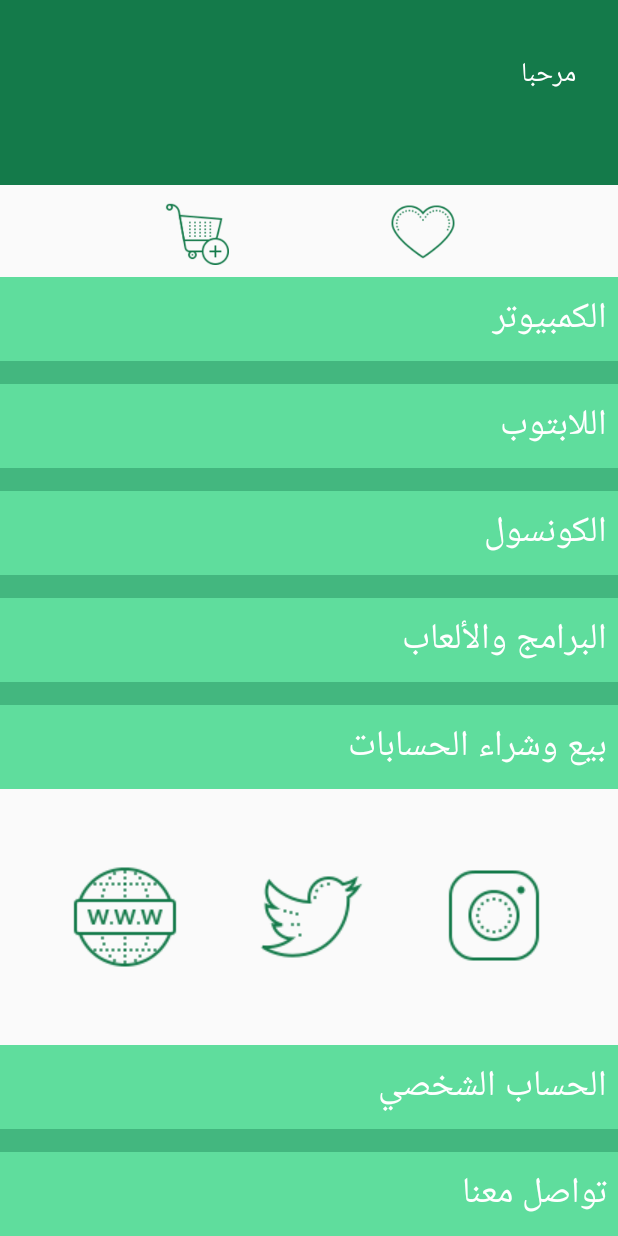
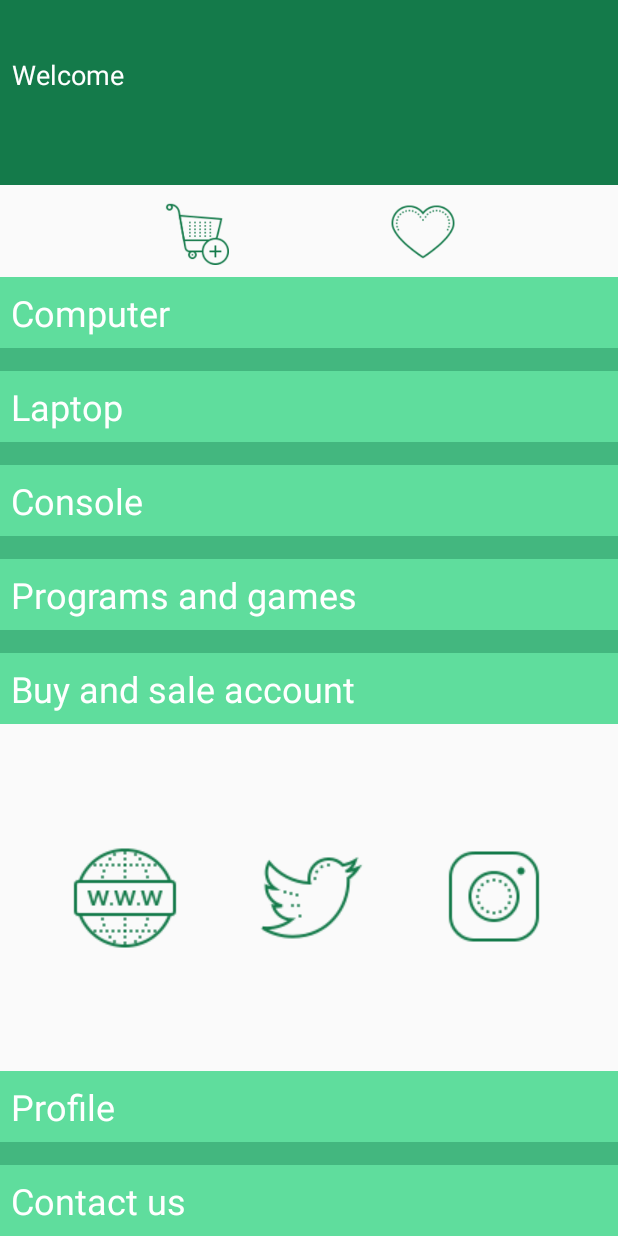
Before and after one commit to mohmj/FutureStore, an Android app: the MenuActivity screen opened directly, with no data from a screen before it, on a phone screen of 412 x 824 dp. Run offline under Robolectric (Android 15) with nearby library versions, the phone set to English and light mode, and no system bars; our stand-ins replace Firebase (no records; nobody signed in at launch, a user with empty details on screens opened directly).

```diff
--- a/app/src/main/java/com/example/futurestore/PersonalDataActivity.kt
+++ b/app/src/main/java/com/example/futurestore/PersonalDataActivity.kt
@@ -63,7 +63,7 @@ class PersonalDataActivity : AppCompatActivity() {
                 var reference=Firebase.database.getReference("users/$uid")
                 auth.currentUser?.updateEmail(email)?.addOnSuccessListener {
                     reference.setValue(UserInformation(uid,name,email,phoneNumber)).addOnSuccessListener {
-                        Toast.makeText(this,"تم تحديث البيانات بنجاح",Toast.LENGTH_SHORT).show()
+                        Toast.makeText(this,resources.getString(R.string.the_data_was_updated_successfully),Toast.LENGTH_SHORT).show()
                         var intent= Intent(this,ProfileActivity::class.java)
                         intent.flags=Intent.FLAG_ACTIVITY_CLEAR_TASK.or(Intent.FLAG_ACTIVITY_NEW_TASK)
                         startActivity(intent)
--- a/app/src/main/java/com/example/futurestore/ProductActivity.kt
+++ b/app/src/main/java/com/example/futurestore/ProductActivity.kt
@@ -32,7 +32,7 @@ class ProductActivity : AppCompatActivity() {
         setContentView(R.layout.activity_product)
 
         var category=intent.getStringExtra(Database().category)
-        supportActionBar?.title=category
+        supportActionBar?.title=intent.getStringExtra(Database().categoryTitle.toString())
 
         product_activity_recycler_view.layoutManager=StaggeredGridLayoutManager(2,StaggeredGridLayoutManager.VERTICAL)
 
--- a/app/src/main/java/com/example/futurestore/ProfileActivity.kt
+++ b/app/src/main/java/com/example/futurestore/ProfileActivity.kt
@@ -26,7 +26,7 @@ class ProfileActivity : AppCompatActivity() {
 
         if(uid != null){
             profile_activity_big_button_background_text_view.setBackgroundResource(R.drawable.profile_signout_button)
-            profile_activity_big_button_text_view.text="تسجيل الخروج"
+            profile_activity_big_button_text_view.text=resources.getString(R.string.sign_out)
             profile_activity_big_button_background_text_view.setOnClickListener(){
                 signoutProfile()
             }
@@ -36,7 +36,7 @@ class ProfileActivity : AppCompatActivity() {
         }else{
 
             profile_activity_big_button_background_text_view.setBackgroundResource(R.drawable.profile_signin_button)
-            profile_activity_big_button_text_view.text="تسجيل الدخول"
+            profile_activity_big_button_text_view.text=resources.getString(R.string.Login)
             profile_activity_big_button_background_text_view.setOnClickListener(){
                 signinProfile()
             }
@@ -58,7 +58,7 @@ class ProfileActivity : AppCompatActivity() {
         mainIntent.flags=Intent.FLAG_ACTIVITY_CLEAR_TASK.or(Intent.FLAG_ACTIVITY_NEW_TASK)
         startActivity(mainIntent)
         Database().user_name=""
-        Toast.makeText(this,"تم تسجيل الخروج بنجاح",Toast.LENGTH_SHORT).show()
+        Toast.makeText(this,resources.getString(R.string.sign_out_successful),Toast.LENGTH_SHORT).show()
     }
 
     fun signinProfile(){
--- a/app/src/main/java/com/example/futurestore/ResetPasswordActivity.kt
+++ b/app/src/main/java/com/example/futurestore/ResetPasswordActivity.kt
@@ -23,7 +23,7 @@ class ResetPasswordActivity : AppCompatActivity() {
             var email=reset_password_activity_email_edit_text.text.toString()
             if(email.isNotEmpty()){
                 auth.sendPasswordResetEmail(email).addOnSuccessListener {
-                    Toast.makeText(this,"تم الإرسال، الرجاء التحقق من البريد الإلكتروني",Toast.LENGTH_SHORT).show()
+                    Toast.makeText(this,resources.getString(R.string.send_please_check_your_email),Toast.LENGTH_SHORT).show()
                     var signinIntent= Intent(this,SigninActivity::class.java)
                     signinIntent.flags=Intent.FLAG_ACTIVITY_CLEAR_TASK.or(Intent.FLAG_ACTIVITY_NEW_TASK)
                     startActivity(signinIntent)
@@ -31,7 +31,7 @@ class ResetPasswordActivity : AppCompatActivity() {
                     Toast.makeText(this,"${it.message}",Toast.LENGTH_LONG).show()
                 }
             }else{
-                Toast.makeText(this,"تأكد من تعبئة جميع البيانات",Toast.LENGTH_SHORT).show()
+                Toast.makeText(this,resources.getString(R.string.fill_your_data),Toast.LENGTH_SHORT).show()
             }
 
         }
--- a/app/src/main/java/com/example/futurestore/Services/Database.kt
+++ b/app/src/main/java/com/example/futurestore/Services/Database.kt
@@ -10,6 +10,7 @@ class Database (){
     var userName=Firebase.database.getReference("users/$uid/name")
 
     var category="category"
+    var categoryTitle="category_title"
     var productInformation="product_information"
     var user_name:String=""
 }
--- a/app/src/main/java/com/example/futurestore/SigninActivity.kt
+++ b/app/src/main/java/com/example/futurestore/SigninActivity.kt
@@ -26,7 +26,7 @@ class SigninActivity : AppCompatActivity() {
 
             if(email.isNotEmpty() && password.isNotEmpty()){
                 auth.signInWithEmailAndPassword(email,password).addOnSuccessListener {
-                    Toast.makeText(this,"تم تسجيل الدخول بنجاح",Toast.LENGTH_SHORT).show()
+                    Toast.makeText(this,resources.getString(R.string.sign_in_successful),Toast.LENGTH_SHORT).show()
                     var mainIntent=Intent(this,MainActivity::class.java)
                     mainIntent.flags=Intent.FLAG_ACTIVITY_CLEAR_TASK.or(Intent.FLAG_ACTIVITY_NEW_TASK)
                     startActivity(mainIntent)
@@ -34,7 +34,7 @@ class SigninActivity : AppCompatActivity() {
                     Toast.makeText(this,"${it.message}",Toast.LENGTH_SHORT).show()
                 }
             }else{
-                Toast.makeText(this,"تأكد من تعبئة جميع البيانات",Toast.LENGTH_SHORT).show()
+                Toast.makeText(this,resources.getString(R.string.fill_your_data),Toast.LENGTH_SHORT).show()
             }
         }
 
--- a/app/src/main/res/layout/activity_menu.xml
+++ b/app/src/main/res/layout/activity_menu.xml
@@ -29,27 +29,31 @@
 
     <TextView
         android:id="@+id/textView30"
-        android:layout_width="wrap_content"
+        android:layout_width="0dp"
         android:layout_height="wrap_content"
         android:layout_marginTop="24dp"
-        android:layout_marginEnd="12dp"
-        android:text="مرحبا"
+        android:text="@string/welcome"
+        android:textAlignment="textStart"
         android:textColor="@android:color/white"
         android:textSize="18sp"
         app:layout_constraintBottom_toTopOf="@+id/menu_activity_name_text_view"
         app:layout_constraintEnd_toEndOf="@+id/menu_activity_name_text_view"
+        app:layout_constraintStart_toStartOf="@+id/menu_activity_name_text_view"
         app:layout_constraintTop_toTopOf="parent" />
 
     <TextView
         android:id="@+id/menu_activity_name_text_view"
-        android:layout_width="wrap_content"
+        android:layout_width="0dp"
         android:layout_height="40dp"
-        android:layout_marginEnd="16dp"
+        android:layout_marginStart="8dp"
+        android:layout_marginEnd="8dp"
         android:layout_marginBottom="8dp"
+        android:textAlignment="textStart"
         android:textColor="@android:color/white"
         android:textSize="30sp"
         app:layout_constraintBottom_toTopOf="@+id/guideline4"
-        app:layout_constraintEnd_toEndOf="parent" />
+        app:layout_constraintEnd_toEndOf="parent"
+        app:layout_constraintStart_toStartOf="parent" />
 
     <ImageView
         android:id="@+id/menu_activity_cart_button"
@@ -92,7 +96,7 @@
             android:background="@color/Default3"
             android:padding="7dp"
             android:paddingRight="10dp"
-            android:text="الكمبيوتر"
+            android:text="@string/computer"
             android:textAlignment="textStart"
             android:textColor="@android:color/white"
             android:textSize="24sp" />
@@ -105,7 +109,7 @@
             android:background="@color/Default3"
             android:padding="7dp"
             android:paddingRight="10dp"
-            android:text="اللابتوب"
+            android:text="@string/laptop"
             android:textAlignment="textStart"
             android:textColor="@android:color/white"
             android:textSize="24sp" />
@@ -118,7 +122,7 @@
             android:background="@color/Default3"
             android:padding="7dp"
             android:paddingRight="10dp"
-            android:text="الكونسول"
+            android:text="@string/console"
             android:textAlignment="textStart"
             android:textColor="@android:color/white"
             android:textSize="24sp" />
@@ -131,7 +135,7 @@
             android:background="@color/Default3"
             android:padding="7dp"
             android:paddingRight="10dp"
-            android:text="البرامج والألعاب"
+            android:text="@string/programs_and_games"
             android:textAlignment="textStart"
             android:textColor="@android:color/white"
             android:textSize="24sp" />
@@ -143,7 +147,7 @@
             android:background="@color/Default3"
             android:padding="7dp"
             android:paddingRight="10dp"
-            android:text="بيع وشراء الحسابات"
+            android:text="@string/buy_and_sale_account"
             android:textAlignment="textStart"
             android:textColor="@android:color/white"
             android:textSize="24sp" />
@@ -168,7 +172,7 @@
             android:background="@color/Default3"
             android:padding="7dp"
             android:paddingRight="10dp"
-            android:text="الحساب الشخصي"
+            android:text="@string/profile"
             android:textAlignment="textStart"
             android:textColor="@android:color/white"
             android:textSize="24sp" />
@@ -180,7 +184,7 @@
             android:background="@color/Default3"
             android:padding="7dp"
             android:paddingRight="10dp"
-            android:text="تواصل معنا"
+            android:text="@string/contact_us"
             android:textAlignment="textStart"
             android:textColor="@android:color/white"
             android:textSize="24sp" />
--- a/app/src/main/res/layout/activity_reset_password.xml
+++ b/app/src/main/res/layout/activity_reset_password.xml
@@ -37,7 +37,7 @@
         android:layout_width="wrap_content"
         android:layout_height="wrap_content"
         android:layout_marginBottom="32dp"
-        android:text="Reset password"
+        android:text="@string/reset_password"
         android:textColor="@android:color/white"
         android:textSize="36sp"
         app:layout_constraintBottom_toTopOf="@+id/guideline1362"
@@ -64,7 +64,7 @@
         android:layout_marginEnd="16dp"
         android:background="@drawable/default_edit_text"
         android:ems="10"
-        android:hint="Email"
+        android:hint="@string/email"
         android:inputType="textEmailAddress"
         android:padding="5dp"
         android:paddingStart="15dp"
@@ -83,7 +83,7 @@
         android:layout_height="wrap_content"
         android:layout_marginTop="32dp"
         android:background="@drawable/default_button"
-        android:text="Reset password"
+        android:text="@string/reset_password"
         android:textColor="@android:color/white"
         app:layout_constraintEnd_toEndOf="@+id/reset_password_activity_email_edit_text"
         app:layout_constraintStart_toStartOf="@+id/reset_password_activity_email_edit_text"
```
Also changed, not shown: app/src/main/java/com/example/futurestore/MainActivity.kt (+14 -12 lines), app/src/main/java/com/example/futurestore/MenuActivity.kt (+7 -6 lines), app/src/main/java/com/example/futurestore/SignupActivity.kt (+4 -4 lines), app/src/main/res/layout/activity_main.xml (+12 -12 lines), app/src/main/res/layout/activity_personal_data.xml (+20 -10 lines), app/src/main/res/layout/activity_show_product.xml (+11 -9 lines), app/src/main/res/layout/activity_signin.xml (+6 -6 lines), app/src/main/res/layout/activity_signup.xml (+8 -8 lines), app/src/main/res/values/strings.xml (+46 -0 lines), 1 other file.
